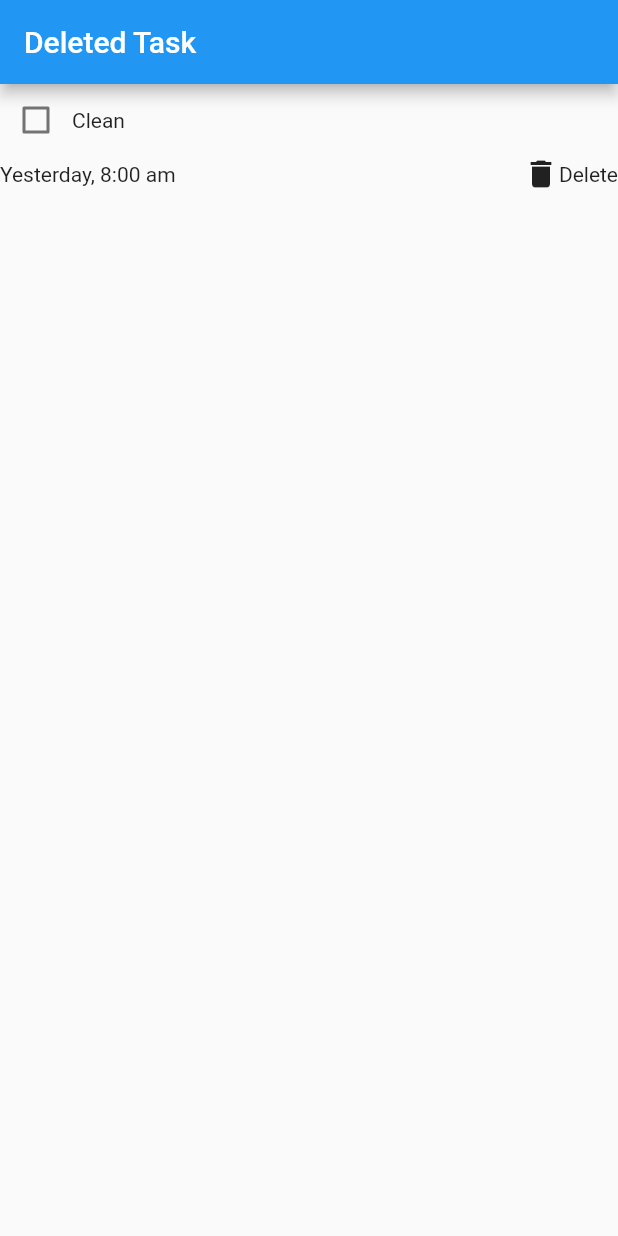
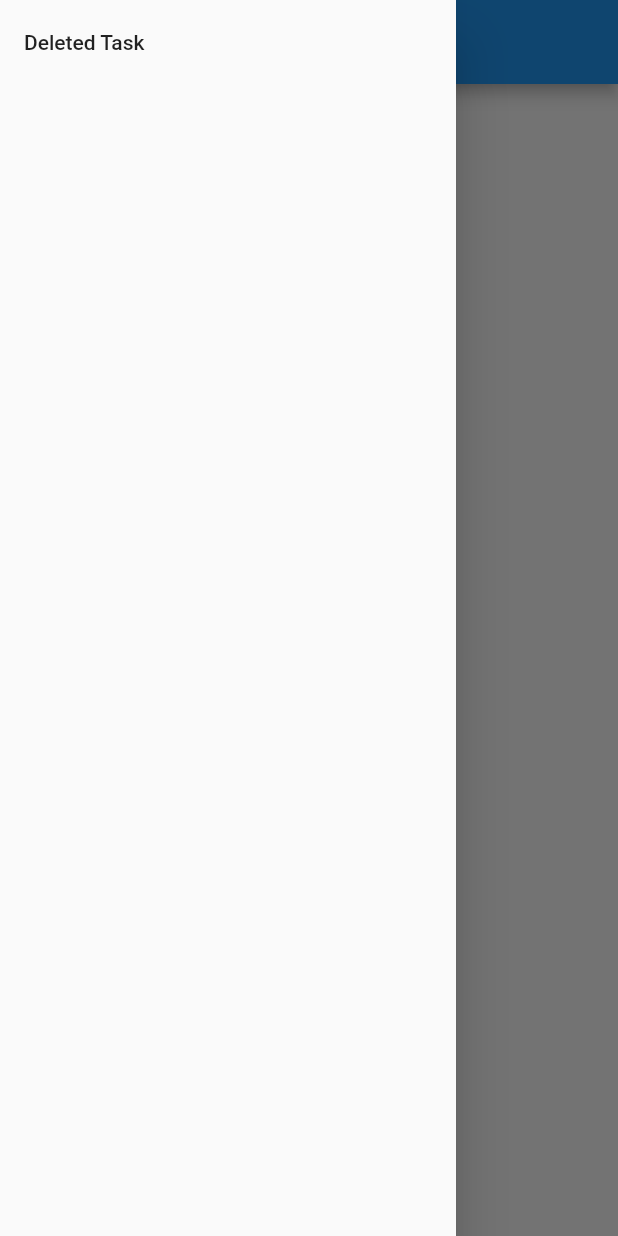
Before and after one commit to Kylaaajy/cc206-dolisto, a Flutter app: the screen it shows after launch, with the side drawer open (before the commit the screen has no drawer), on a phone screen of 412 x 824 dp. Run offline on Flutter 3.47's test engine with Material 2 defaults, Android fonts, the phone set to English and light mode, and no system bars.

Commit message:
added drawer and edited the main.dart

```diff
--- /dev/null
+++ b/lib/Components/home_drawer.dart
@@ -0,0 +1,29 @@
+import 'package:flutter/material.dart';
+import '../features/delete_task.dart';
+import '../main.dart';
+
+
+class HomeDrawer extends StatelessWidget {
+  const HomeDrawer({Key? key}) : super(key: key);
+
+
+  @override
+  Widget build(BuildContext context) {
+    return Drawer(
+      child: ListView(
+        children: [
+          ListTile(
+            title: Text('Deleted Task'),
+            onTap: () {
+              Navigator.pop(context); // Close the drawer
+              Navigator.push(
+                context,
+                MaterialPageRoute(builder: (context) => DeletedTask()),
+              );
+            },
+          ),
+        ],
+      ),
+    );
+  }
+}
--- /dev/null
+++ b/lib/features/add_task.dart
@@ -0,0 +1 @@
+// TODO Implement this library.
--- /dev/null
+++ b/lib/lib/features/delete_task.dart
@@ -0,0 +1 @@
+// TODO Implement this library.
--- a/lib/main.dart
+++ b/lib/main.dart
@@ -1,17 +1,94 @@
 import 'package:flutter/material.dart';
-import 'features/delete_task.dart';
 
 void main() {
-  runApp(const MyApp());
+  runApp(const TaskManagerApp());
 }
 
-class MyApp extends StatelessWidget {
-  const MyApp({Key? key});
+class TaskManagerApp extends StatelessWidget {
+  const TaskManagerApp({Key? key}) : super(key: key);
 
   @override
   Widget build(BuildContext context) {
-    return const MaterialApp(
-      home: const DeleteTask(),
+    return MaterialApp(
+      title: 'Task Manager',
+      theme: ThemeData(
+        primarySwatch: Colors.blue,
+      ),
+      home: TaskManagerHome(),
     );
   }
 }
+
+class DeleteTask extends StatelessWidget {
+  const DeleteTask({Key? key});
+
+  @override
+  Widget build(BuildContext context) {
+    return Scaffold(
+      appBar: AppBar(
+        title: const Text("Deleted Task"),
+      ),
+      body: Column(
+        crossAxisAlignment: CrossAxisAlignment.start,
+        children: [
+          Row(
+            children: [
+              Checkbox(
+                value: false,
+                onChanged: (value) {},
+              ),
+              const Text('Clean'),
+            ],
+          ),
+          Row(
+            children: [
+              const Text('Yesterday, 8:00 am'),
+              const Spacer(),
+              const Icon(Icons.delete),
+              const Text('Delete'),
+            ],
+          ),
+        ],
+      ),
+    );
+  }
+}
+
+class TaskManagerHome extends StatelessWidget {
+  @override
+  Widget build(BuildContext context) {
+    return Scaffold(
+      appBar: AppBar(
+        title: Text("Task Manager"),
+      ),
+      drawer: HomeDrawer(), // Add the drawer to the Scaffold
+      body: Center(
+        child: Text("Your Task Manager Home Page"),
+      ),
+    );
+  }
+}
+
+class HomeDrawer extends StatelessWidget {
+  const HomeDrawer({Key? key}) : super(key: key);
+
+  @override
+  Widget build(BuildContext context) {
+    return Drawer(
+      child: ListView(
+        children: [
+          ListTile(
+            title: const Text('Deleted Task'),
+            onTap: () {
+              Navigator.pop(context);
+              Navigator.push(
+                context,
+                MaterialPageRoute(builder: (context) => const DeleteTask()),
+              );
+            },
+          ),
+        ],
+      ),
+    );
+  }
+}
```
